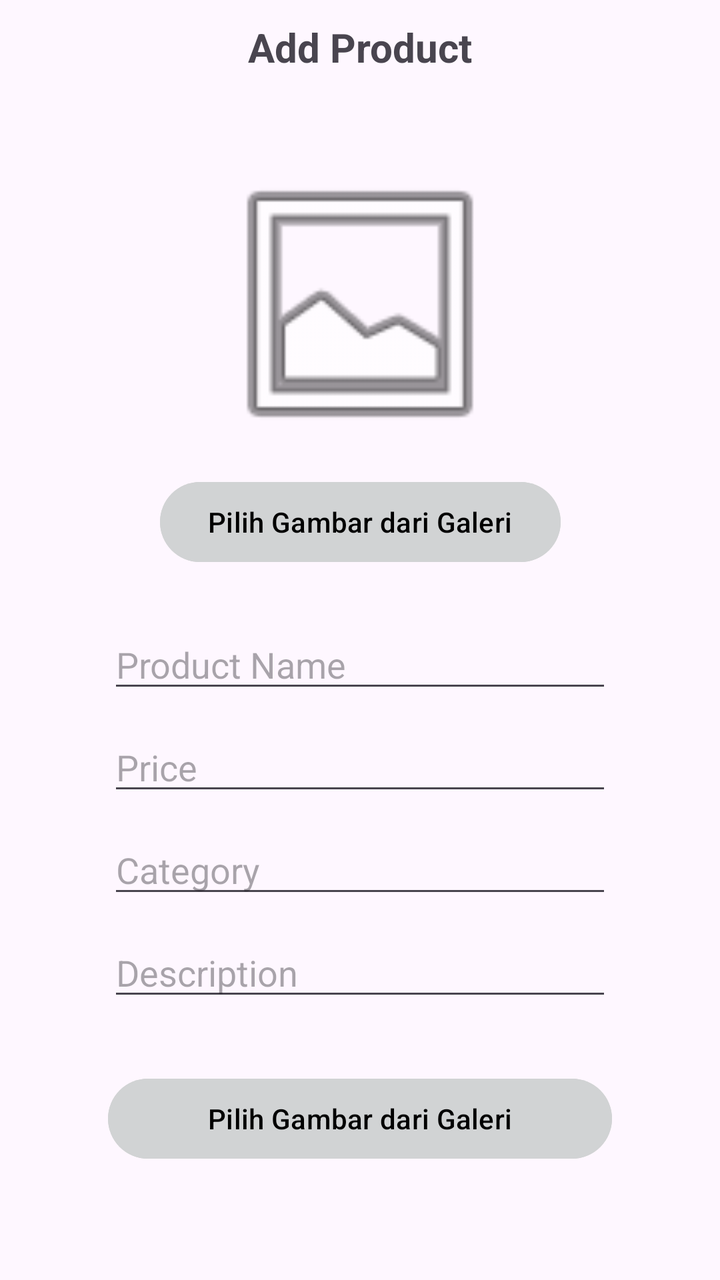
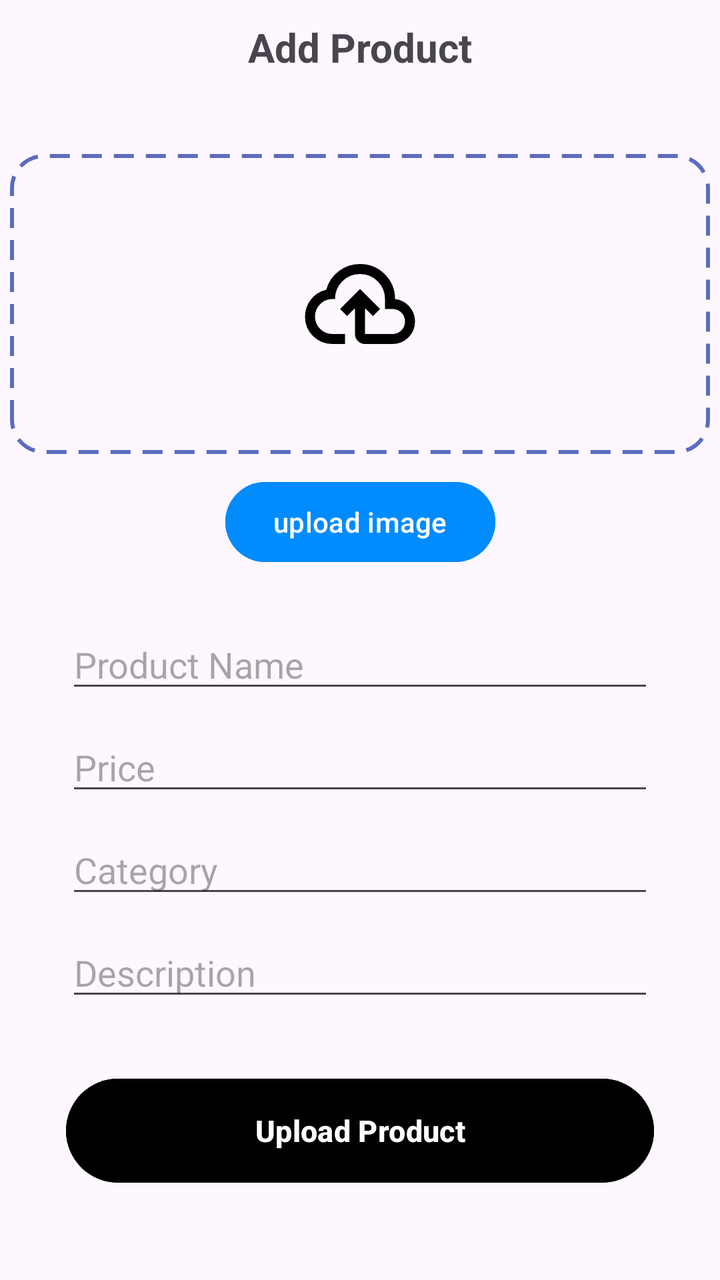

Compare the two renders of this Android layout. The source of the first and the diff that turns it into the second are given below.
<!-- AndroidManifest.xml: application theme Theme.ECommerceFitIn -->
<!-- res/layout/fragment_add.xml -->
<?xml version="1.0" encoding="utf-8"?>
<androidx.constraintlayout.widget.ConstraintLayout xmlns:android="http://schemas.android.com/apk/res/android"
    xmlns:app="http://schemas.android.com/apk/res-auto"
    xmlns:tools="http://schemas.android.com/tools"
    android:layout_width="match_parent"
    android:layout_height="match_parent"
    tools:context=".AddFragment">

    
    <TextView
        android:id="@+id/textView"
        android:layout_width="wrap_content"
        android:layout_height="wrap_content"
        android:layout_marginTop="10dp"
        android:text="Add Product"
        android:textSize="20sp"
        android:textStyle="bold"
        app:layout_constraintEnd_toEndOf="parent"
        app:layout_constraintStart_toStartOf="parent"
        app:layout_constraintTop_toTopOf="parent" />

    <ImageView
        android:id="@+id/ivPreview"
        android:layout_width="150dp"
        android:layout_height="150dp"
        android:layout_marginTop="40dp"
        android:scaleType="centerCrop"
        android:src="@android:drawable/ic_menu_gallery"
        app:layout_constraintEnd_toEndOf="parent"
        app:layout_constraintStart_toStartOf="parent"
        app:layout_constraintTop_toBottomOf="@+id/textView" />

    <Button
        android:id="@+id/btnSelect"
        android:layout_width="wrap_content"
        android:layout_height="wrap_content"
        android:backgroundTint="@color/grey"
        android:text="Pilih Gambar dari Galeri"
        android:layout_marginTop="10dp"
        android:textColor="@color/black"
        app:layout_constraintEnd_toEndOf="parent"
        app:layout_constraintStart_toStartOf="parent"
        app:layout_constraintTop_toBottomOf="@+id/ivPreview" />


    <EditText
        android:id="@+id/editTextPrice"
        android:layout_width="wrap_content"
        android:layout_height="wrap_content"
        android:ems="12"
        android:hint="Price"
        android:layout_marginTop="10dp"
        android:inputType="text"
        app:layout_constraintEnd_toEndOf="parent"
        app:layout_constraintStart_toStartOf="parent"
        app:layout_constraintTop_toBottomOf="@+id/editTextName" />

    <EditText
        android:id="@+id/editTextName"
        android:layout_width="wrap_content"
        android:layout_height="wrap_content"
        android:layout_marginTop="25dp"
        android:ems="12"
        android:hint="Product Name"
        android:inputType="text"
        app:layout_constraintEnd_toEndOf="parent"
        app:layout_constraintStart_toStartOf="parent"
        app:layout_constraintTop_toBottomOf="@+id/btnSelect" />

    <EditText
        android:id="@+id/editTextCategory"
        android:layout_width="wrap_content"
        android:layout_height="wrap_content"
        android:layout_marginTop="10dp"
        android:ems="12"
        android:hint="Category"
        android:inputType="text"
        app:layout_constraintEnd_toEndOf="parent"
        app:layout_constraintStart_toStartOf="parent"
        app:layout_constraintTop_toBottomOf="@+id/editTextPrice" />

    <EditText
        android:id="@+id/editTextDescription"
        android:layout_width="wrap_content"
        android:layout_height="wrap_content"
        android:layout_marginTop="10dp"
        android:ems="12"
        android:hint="Description"
        android:inputType="text"
        app:layout_constraintEnd_toEndOf="parent"
        app:layout_constraintStart_toStartOf="parent"
        app:layout_constraintTop_toBottomOf="@+id/editTextCategory" />

    <Button
        android:id="@+id/btnUpload"
        android:layout_width="0dp"
        android:layout_height="wrap_content"
        android:layout_marginTop="30dp"
        android:backgroundTint="@color/grey"
        android:text="Pilih Gambar dari Galeri"
        android:textColor="@color/black"
        app:layout_constraintEnd_toEndOf="@+id/editTextDescription"
        app:layout_constraintStart_toStartOf="@+id/editTextDescription"
        app:layout_constraintTop_toBottomOf="@+id/editTextDescription" />
</androidx.constraintlayout.widget.ConstraintLayout>
<!-- resources referenced by this layout -->
<resources>
  <color name="black">#FF000000</color>
  <color name="grey">#D1D3D4</color>
  <style name="Theme.ECommerceFitIn" parent="Base.Theme.ECommerceFitIn" />
  <style name="Base.Theme.ECommerceFitIn" parent="Theme.Material3.DayNight.NoActionBar">
          
          
      </style>
</resources>

<!-- the commit's change to res/layout/fragment_add.xml (unified diff, before → after) -->
@@ -19,35 +19,48 @@
         app:layout_constraintStart_toStartOf="parent"
         app:layout_constraintTop_toTopOf="parent" />
 
-    <ImageView
-        android:id="@+id/ivPreview"
-        android:layout_width="150dp"
+    <LinearLayout
+        android:id="@+id/uploadCard"
+        android:layout_width="350dp"
         android:layout_height="150dp"
         android:layout_marginTop="40dp"
-        android:scaleType="centerCrop"
-        android:src="@android:drawable/ic_menu_gallery"
+        android:background="@drawable/borderupload"
+        android:gravity="center"
+        android:orientation="vertical"
         app:layout_constraintEnd_toEndOf="parent"
         app:layout_constraintStart_toStartOf="parent"
-        app:layout_constraintTop_toBottomOf="@+id/textView" />
+        app:layout_constraintTop_toBottomOf="@+id/textView">
+
+        <ImageView
+            android:id="@+id/ivPreview"
+            android:layout_width="150dp"
+            android:layout_height="150dp"
+            android:padding="45dp"
+            android:scaleType="centerCrop"
+            app:layout_constraintEnd_toEndOf="parent"
+            app:layout_constraintStart_toStartOf="parent"
+            app:layout_constraintTop_toBottomOf="@+id/textView"
+            app:srcCompat="@drawable/upload" />
+    </LinearLayout>
 
     <Button
         android:id="@+id/btnSelect"
         android:layout_width="wrap_content"
         android:layout_height="wrap_content"
-        android:backgroundTint="@color/grey"
-        android:text="Pilih Gambar dari Galeri"
+        android:backgroundTint="#008BFF"
         android:layout_marginTop="10dp"
-        android:textColor="@color/black"
+        android:text="upload image"
+        android:textColor="@color/white"
         app:layout_constraintEnd_toEndOf="parent"
         app:layout_constraintStart_toStartOf="parent"
-        app:layout_constraintTop_toBottomOf="@+id/ivPreview" />
+        app:layout_constraintTop_toBottomOf="@+id/uploadCard" />
 
 
     <EditText
         android:id="@+id/editTextPrice"
         android:layout_width="wrap_content"
         android:layout_height="wrap_content"
-        android:ems="12"
+        android:ems="14"
         android:hint="Price"
         android:layout_marginTop="10dp"
         android:inputType="text"
@@ -60,7 +73,7 @@
         android:layout_width="wrap_content"
         android:layout_height="wrap_content"
         android:layout_marginTop="25dp"
-        android:ems="12"
+        android:ems="14"
         android:hint="Product Name"
         android:inputType="text"
         app:layout_constraintEnd_toEndOf="parent"
@@ -72,7 +85,7 @@
         android:layout_width="wrap_content"
         android:layout_height="wrap_content"
         android:layout_marginTop="10dp"
-        android:ems="12"
+        android:ems="14"
         android:hint="Category"
         android:inputType="text"
         app:layout_constraintEnd_toEndOf="parent"
@@ -84,7 +97,7 @@
         android:layout_width="wrap_content"
         android:layout_height="wrap_content"
         android:layout_marginTop="10dp"
-        android:ems="12"
+        android:ems="14"
         android:hint="Description"
         android:inputType="text"
         app:layout_constraintEnd_toEndOf="parent"
@@ -94,11 +107,13 @@
     <Button
         android:id="@+id/btnUpload"
         android:layout_width="0dp"
-        android:layout_height="wrap_content"
+        android:layout_height="60dp"
         android:layout_marginTop="30dp"
-        android:backgroundTint="@color/grey"
-        android:text="Pilih Gambar dari Galeri"
-        android:textColor="@color/black"
+        android:backgroundTint="@color/black"
+        android:text="Upload Product"
+        android:textColor="@color/white"
+        android:textStyle="bold"
+        android:textSize="15dp"
         app:layout_constraintEnd_toEndOf="@+id/editTextDescription"
         app:layout_constraintStart_toStartOf="@+id/editTextDescription"
         app:layout_constraintTop_toBottomOf="@+id/editTextDescription" />
<!-- resource entries referenced after the edit -->
@@ -1,7 +1,29 @@
 <!-- resources referenced by this layout -->
 <resources>
   <color name="black">#FF000000</color>
-  <color name="grey">#D1D3D4</color>
+  <color name="white">#FFFFFFFF</color>
+  <!-- drawable borderupload (drawable) -->
+  <?xml version="1.0" encoding="utf-8"?>
+  <shape xmlns:android="http://schemas.android.com/apk/res/android"
+      android:shape="rectangle">
+  
+      
+      <corners android:radius="16dp"/>
+  
+      
+      <stroke
+          android:width="2dp"
+          android:color="#5C6BC0"
+          android:dashWidth="10dp"
+          android:dashGap="6dp"/>
+  
+  </shape>
+  <!-- drawable upload (drawable) -->
+  <vector xmlns:android="http://schemas.android.com/apk/res/android" android:height="24dp" android:tint="#000000" android:viewportHeight="960" android:viewportWidth="960" android:width="24dp">
+        
+      <path android:fillColor="@android:color/white" android:pathData="M260,800Q169,800 104.5,737Q40,674 40,583Q40,505 87,444Q134,383 210,366Q235,274 310,217Q385,160 480,160Q597,160 678.5,241.5Q760,323 760,440L760,440L760,440Q829,448 874.5,499.5Q920,551 920,620Q920,695 867.5,747.5Q815,800 740,800L520,800Q487,800 463.5,776.5Q440,753 440,720L440,514L376,576L320,520L480,360L640,520L584,576L520,514L520,720Q520,720 520,720Q520,720 520,720L740,720Q782,720 811,691Q840,662 840,620Q840,578 811,549Q782,520 740,520L680,520L680,440Q680,357 621.5,298.5Q563,240 480,240Q397,240 338.5,298.5Q280,357 280,440L260,440Q202,440 161,481Q120,522 120,580Q120,638 161,679Q202,720 260,720L360,720L360,800L260,800ZM480,520L480,520L480,520Q480,520 480,520Q480,520 480,520L480,520L480,520Q480,520 480,520Q480,520 480,520L480,520Q480,520 480,520Q480,520 480,520L480,520Q480,520 480,520Q480,520 480,520Q480,520 480,520Q480,520 480,520L480,520L480,520Q480,520 480,520Q480,520 480,520Q480,520 480,520Q480,520 480,520L480,520Q480,520 480,520Q480,520 480,520Q480,520 480,520Q480,520 480,520L480,520Z"/>
+  
+  </vector>
   <style name="Theme.ECommerceFitIn" parent="Base.Theme.ECommerceFitIn" />
   <style name="Base.Theme.ECommerceFitIn" parent="Theme.Material3.DayNight.NoActionBar">
           
